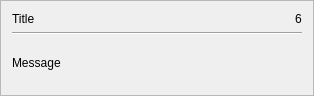
marcinmagier/wolverine, file extlib/qtwidgets/qtpopup/qtpopupp.ui: the form before one commit.
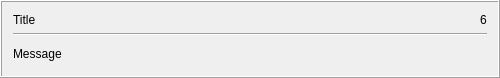
The form after the commit.

What changed in the file:
```diff
--- a/extlib/qtwidgets/qtpopup/qtpopupp.ui
+++ b/extlib/qtwidgets/qtpopup/qtpopupp.ui
@@ -6,15 +6,21 @@
    <rect>
     <x>0</x>
     <y>0</y>
-    <width>314</width>
-    <height>96</height>
+    <width>500</width>
+    <height>78</height>
    </rect>
   </property>
+  <property name="maximumSize">
+   <size>
+    <width>500</width>
+    <height>200</height>
+   </size>
+  </property>
   <property name="windowTitle">
    <string>Popup</string>
   </property>
   <property name="frameShape">
-   <enum>QFrame::StyledPanel</enum>
+   <enum>QFrame::Box</enum>
   </property>
   <property name="frameShadow">
    <enum>QFrame::Raised</enum>
```
